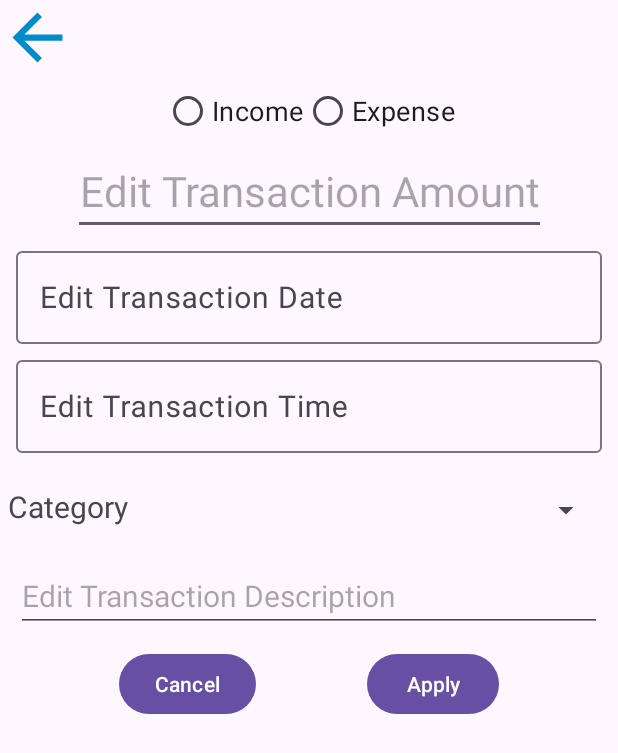
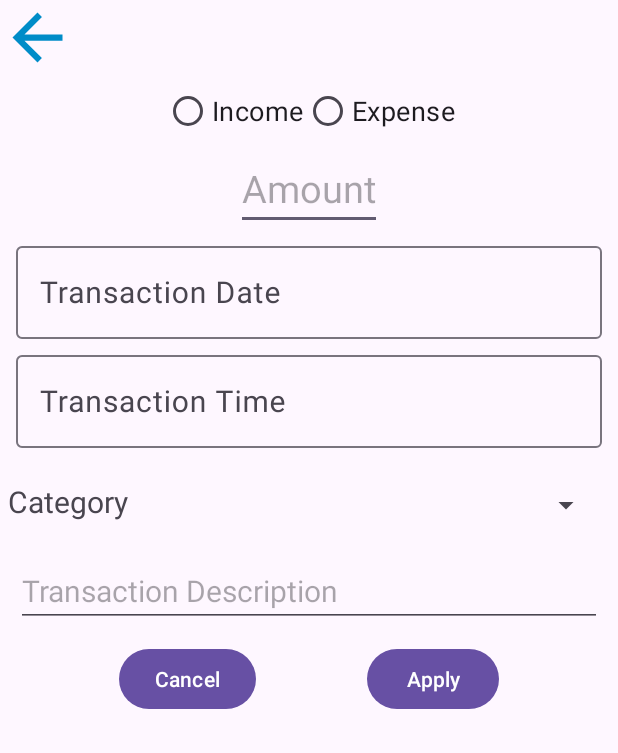
Before and after one commit to Alex-DCI/MyFinance, an Android app: the layout activity_transaction.xml on its own in the app's theme, with its tools: preview values and no code run, on a phone screen of 412 x 824 dp. Shown: the top 753 px of the screen. Run offline under Robolectric (Android 15) with nearby library versions, the phone set to English and light mode, and no system bars.

Commit message:
add transaction implemented

```diff
--- a/app/src/main/java/org/dci/myfinance/FilesOperations.java
+++ b/app/src/main/java/org/dci/myfinance/FilesOperations.java
@@ -76,12 +76,6 @@ public class FilesOperations {
         }
     }
 
-    public void sortTransactions(Context context) {
-        List<Transaction> transactionsList = getTransactions(context);
-        Collections.sort(transactionsList);
-        setTransactions(context, transactionsList);
-    }
-
     public List<String> getCategories(Context context, boolean isIncome) {
         ContextWrapper contextWrapper = new ContextWrapper(context);
         File directory = contextWrapper.getDir(context.getFilesDir().getName(), Context.MODE_PRIVATE);
--- a/app/src/main/res/layout/activity_transaction.xml
+++ b/app/src/main/res/layout/activity_transaction.xml
@@ -42,7 +42,7 @@
     </androidx.constraintlayout.widget.ConstraintLayout>
 
     <androidx.constraintlayout.widget.ConstraintLayout
-        android:id="@+id/constraintLayout3"
+        android:id="@+id/radioLayout"
         android:layout_width="match_parent"
         android:layout_height="wrap_content"
         app:layout_constraintEnd_toEndOf="parent"
@@ -83,16 +83,16 @@
         android:paddingHorizontal="5sp"
         app:layout_constraintEnd_toEndOf="parent"
         app:layout_constraintStart_toStartOf="parent"
-        app:layout_constraintTop_toBottomOf="@+id/constraintLayout3">
+        app:layout_constraintTop_toBottomOf="@+id/radioLayout">
 
         <EditText
             android:id="@+id/amountTextView"
             android:layout_width="wrap_content"
             android:layout_height="wrap_content"
-            android:hint="@string/editTransactionAmount"
+            android:hint="@string/amount"
             android:inputType="number"
             android:textAlignment="center"
-            android:textSize="28sp"
+            android:textSize="25sp"
             app:layout_constraintEnd_toEndOf="parent"
             app:layout_constraintStart_toStartOf="parent"
             app:layout_constraintTop_toTopOf="parent"
@@ -114,7 +114,7 @@
                 android:layout_height="wrap_content"
                 android:clickable="true"
                 android:focusable="false"
-                android:hint="@string/editTransactionDate"
+                android:hint="@string/transactionDate"
                 android:inputType="none"
                 android:textSize="20sp" />
 
@@ -136,7 +136,7 @@
                 android:layout_margin="5sp"
                 android:clickable="true"
                 android:focusable="false"
-                android:hint="@string/editTransactionTime"
+                android:hint="@string/transactionTime"
                 android:inputType="none"
                 android:textSize="20sp" />
 
@@ -168,7 +168,7 @@
             android:layout_margin="5sp"
             android:ems="10"
             android:gravity="start|top"
-            android:hint="@string/editTransactionDescription"
+            android:hint="@string/transactionDescription"
             android:inputType="textMultiLine"
             android:textSize="20sp"
             app:layout_constraintBottom_toBottomOf="parent"
--- a/app/src/main/res/values/strings.xml
+++ b/app/src/main/res/values/strings.xml
@@ -28,10 +28,10 @@
     <string name="emptyString">""</string>
     <string name="apply">Apply</string>
     <string name="cancel">Cancel</string>
-    <string name="editTransactionDate">Edit Transaction Date</string>
-    <string name="editTransactionTime">Edit Transaction Time</string>
-    <string name="editTransactionAmount">Edit Transaction Amount</string>
-    <string name="editTransactionDescription">Edit Transaction Description</string>
+    <string name="transactionDate">Transaction Date</string>
+    <string name="transactionTime">Transaction Time</string>
+    <string name="transactionAmount">Transaction Amount</string>
+    <string name="transactionDescription">Transaction Description</string>
     <string name="checkTime">Please check the time format (Ex. 01:23)</string>
     <string name="checkAmount">Please check the amount format (Ex. 123.45)</string>
     <string name="checkDate">Please check the date format (Ex. 4 Mar 21)</string>
```
Also changed, not shown: app/src/main/java/org/dci/myfinance/AddTransaction.java (+190 -0 lines), app/src/main/java/org/dci/myfinance/EditTransactionActivity.java (+7 -6 lines).
